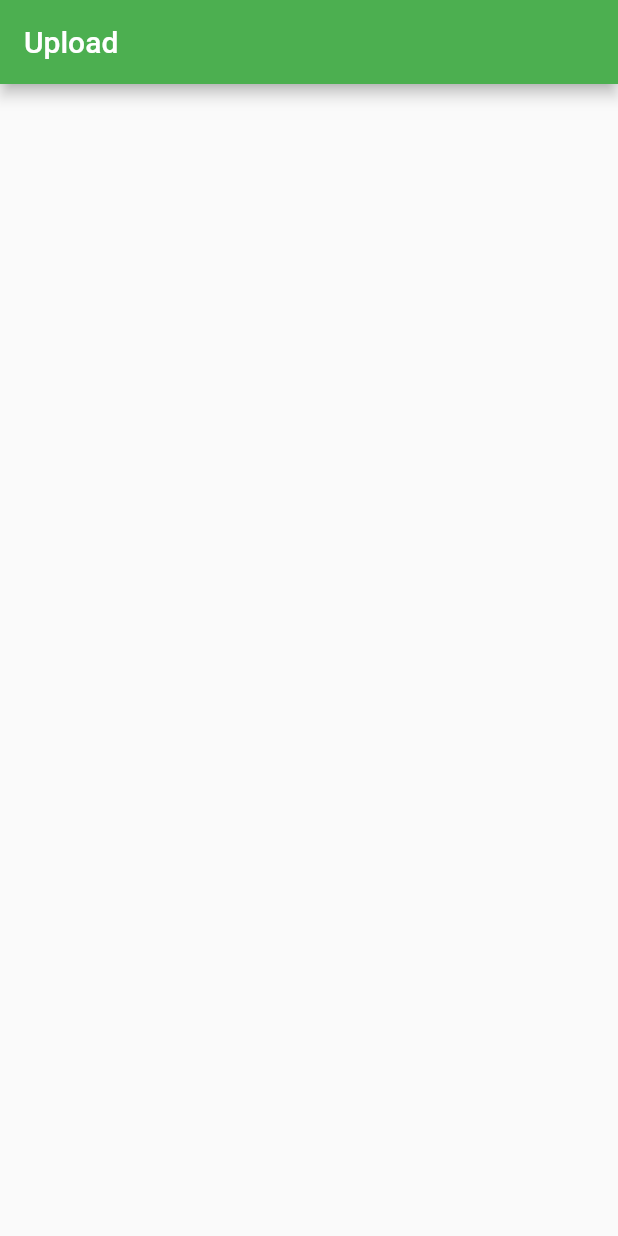
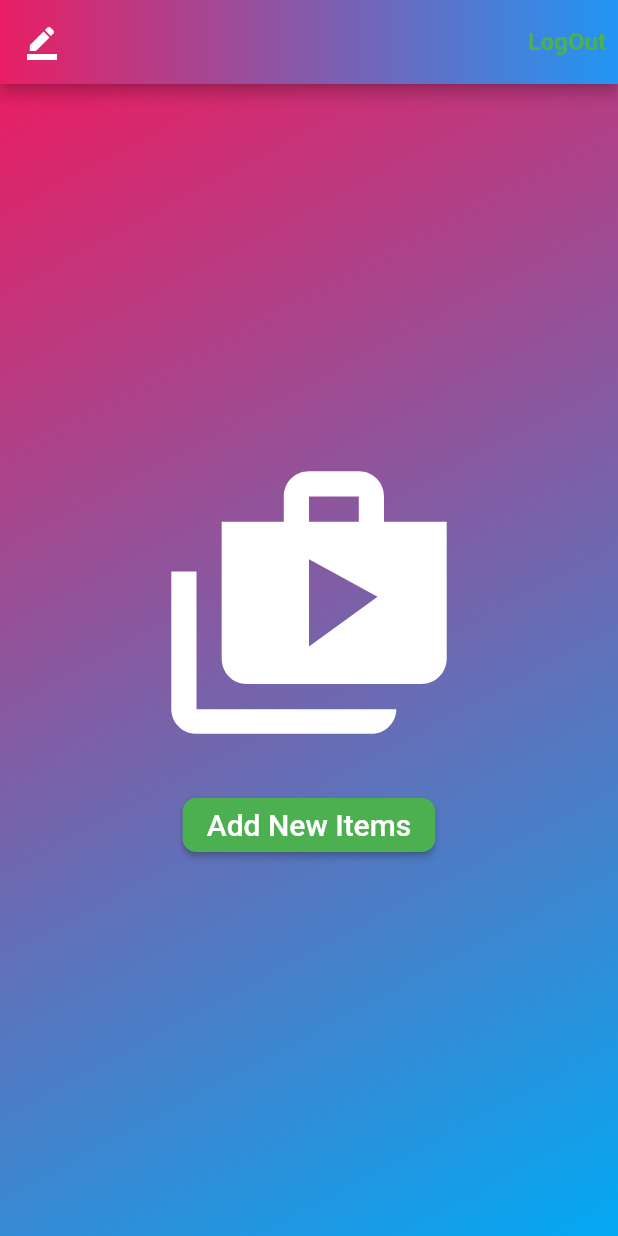
Before and after one commit to shivlaltiwari/eshop-flutterApp, a Flutter app: the UploadPage screen opened directly, on a phone screen of 412 x 824 dp. Run offline on Flutter 3.47's test engine with Material 2 defaults, Android fonts, the phone set to English and light mode, and no system bars; our stand-ins replace cloud_firestore, firebase_auth, firebase_core, firebase_storage, fluttertoast, image_picker and 1 more; accounts and stored records are empty.

Commit message:
admin page added

```diff
--- a/fluttershop/lib/Admin/adminLogin.dart
+++ b/fluttershop/lib/Admin/adminLogin.dart
@@ -32,7 +32,7 @@ class _AdminLoginState extends State<AdminLogin> {
               textColor: Colors.white,
               fontSize: 16.0);
         }
-        else if (result.data()['password'] !=
+        else if (result.data()['password'] ==
             _passwordtextEditingController.text.trim()) {
           Fluttertoast.showToast(
               msg: "Password donot match",
--- a/fluttershop/lib/Admin/uploadItems.dart
+++ b/fluttershop/lib/Admin/uploadItems.dart
@@ -1,4 +1,5 @@
 import 'package:flutter/material.dart';
+import 'package:fluttershop/main.dart';
 
 class UploadPage extends StatefulWidget
 {
@@ -13,11 +14,65 @@ class _UploadPageState extends State<UploadPage> with AutomaticKeepAliveClientMi
   @override
   // ignore: must_call_super
   Widget build(BuildContext context) {
+    return displayAdminHomescreen();
+  }
+  displayAdminHomescreen(){
     return Scaffold(
       appBar: AppBar(
-        automaticallyImplyLeading: false,
-        title: Text("Upload"),
+         flexibleSpace: Container(
+          decoration: BoxDecoration(
+            gradient: LinearGradient(
+                colors: [Colors.pink, Colors.blue],
+                begin: FractionalOffset(0.0, 0.0),
+                end: FractionalOffset(1.0, 0.0),
+                stops: [0.0, 1.0],
+                tileMode: TileMode.clamp),
+          ),
+        ),
+        leading: IconButton(onPressed: (){},
+         icon: Icon(Icons.border_color, color: Colors.white,)
+         ),
+         actions: [
+           TextButton(onPressed: (){
+             Navigator.pushReplacement(context, MaterialPageRoute(builder: (context)=> SplashScreen()));
+           },
+            child: Text("LogOut", style: TextStyle(color: Colors.green, fontWeight: FontWeight.bold, fontSize: 16.0),)
+            )
+         ],
       ),
+      body: getAdminHomeScreen(),
+    );
+  }
+  getAdminHomeScreen(){
+    return Container(
+      decoration: BoxDecoration(
+            gradient: LinearGradient(
+                colors: [Colors.pink, Colors.lightBlue],
+                begin: Alignment.topLeft,
+                end: Alignment.bottomRight,
+                stops: [0.0, 1.0],
+                tileMode: TileMode.clamp),
+          ),
+          child: Center(
+            child: Column(
+              mainAxisAlignment: MainAxisAlignment.center,
+              children: [
+                Icon(Icons.shop_two, color: Colors.white, size: 200.0,),
+                Padding(padding: EdgeInsets.only(top: 20),
+                child: RaisedButton(
+                  onPressed: (){
+
+                  },
+                shape: RoundedRectangleBorder(
+                  borderRadius: BorderRadius.circular(9.0),
+                ),
+                child: Text("Add New Items", style: TextStyle(fontSize: 20.0, color: Colors.white),),
+                color: Colors.green,
+                ),
+                ),
+              ],
+            ),
+          ),
     );
   }
 }
--- a/fluttershop/lib/Authentication/login.dart
+++ b/fluttershop/lib/Authentication/login.dart
@@ -42,7 +42,7 @@ class _LoginState extends State<Login> {
                   controller: _passwordtextEditingController,
                   data: Icons.lock,
                   hintText: "Enter password",
-                  isObsecure: false),
+                  isObsecure: true),
             ]),
           ),
           SizedBox(
```
